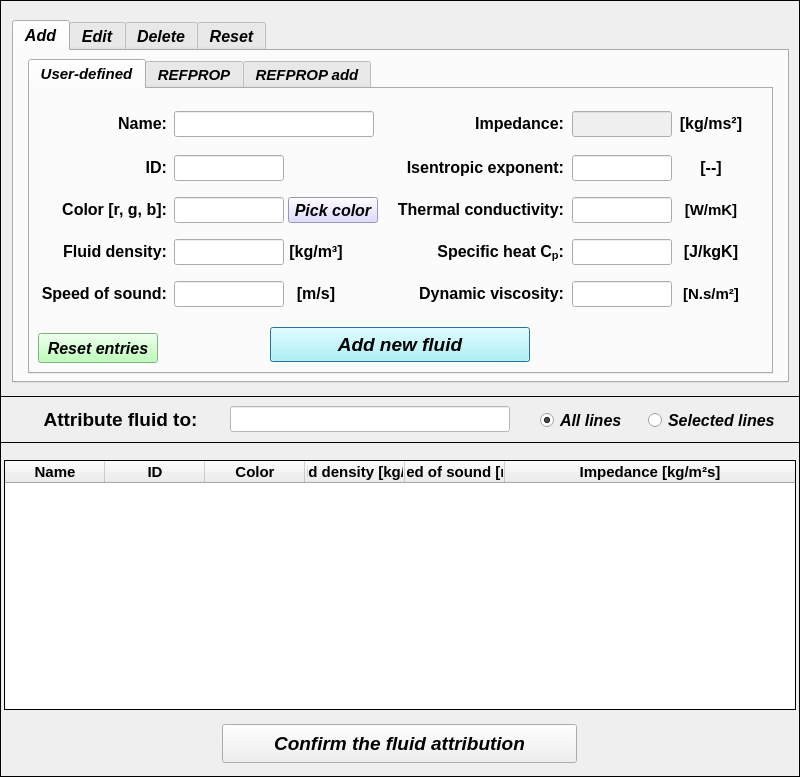
Old version of the form data/user_input/ui/Model/Setup/Acoustic/fluidlnput.ui in the repository open-pulse/OpenPulse.
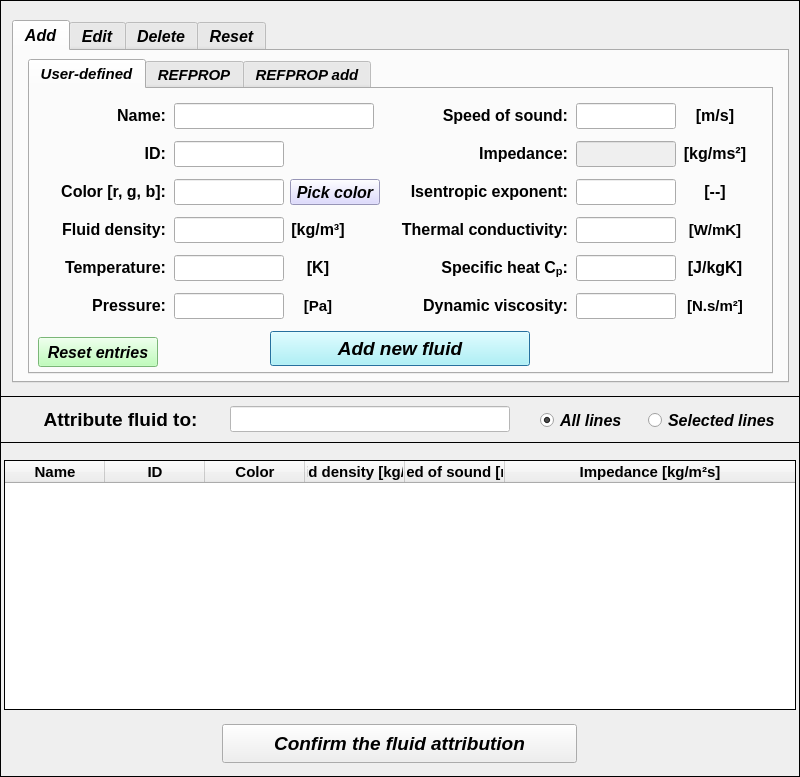
New version of the form. Icons and pictures are not drawn.

What changed in the file:
```diff
--- a/data/user_input/ui/Model/Setup/Acoustic/fluidlnput.ui
+++ b/data/user_input/ui/Model/Setup/Acoustic/fluidlnput.ui
@@ -123,21 +123,21 @@
        <widget class="QLabel" name="density_label">
         <property name="geometry">
          <rect>
-          <x>2</x>
-          <y>150</y>
-          <width>135</width>
+          <x>6</x>
+          <y>128</y>
+          <width>130</width>
           <height>26</height>
          </rect>
         </property>
         <property name="minimumSize">
          <size>
-          <width>135</width>
+          <width>130</width>
           <height>26</height>
          </size>
         </property>
         <property name="maximumSize">
          <size>
-          <width>135</width>
+          <width>130</width>
           <height>26</height>
          </size>
         </property>
@@ -152,7 +152,7 @@
         <property name="geometry">
          <rect>
           <x>144</x>
-          <y>66</y>
+          <y>52</y>
           <width>110</width>
           <height>26</height>
          </rect>
@@ -188,21 +188,21 @@
        <widget class="QLabel" name="color_label_2">
         <property name="geometry">
          <rect>
-          <x>2</x>
-          <y>108</y>
-          <width>135</width>
+          <x>6</x>
+          <y>90</y>
+          <width>130</width>
           <height>26</height>
          </rect>
         </property>
         <property name="minimumSize">
          <size>
-          <width>135</width>
+          <width>130</width>
           <height>26</height>
          </size>
         </property>
         <property name="maximumSize">
          <size>
-          <width>135</width>
+          <width>130</width>
           <height>26</height>
          </size>
         </property>
@@ -216,8 +216,8 @@
        <widget class="QLineEdit" name="lineEdit_isentropic_exponent">
         <property name="geometry">
          <rect>
-          <x>542</x>
-          <y>66</y>
+          <x>546</x>
+          <y>90</y>
           <width>100</width>
           <height>26</height>
          </rect>
@@ -250,8 +250,8 @@
        <widget class="QLabel" name="density_label_4">
         <property name="geometry">
          <rect>
-          <x>648</x>
-          <y>150</y>
+          <x>652</x>
+          <y>166</y>
           <width>66</width>
           <height>26</height>
          </rect>
@@ -275,8 +275,8 @@
        <widget class="QLabel" name="density_label_11">
         <property name="geometry">
          <rect>
-          <x>256</x>
-          <y>150</y>
+          <x>258</x>
+          <y>128</y>
           <width>60</width>
           <height>26</height>
          </rect>
@@ -304,7 +304,7 @@
         <property name="geometry">
          <rect>
           <x>144</x>
-          <y>150</y>
+          <y>128</y>
           <width>110</width>
           <height>26</height>
          </rect>
@@ -340,8 +340,8 @@
        <widget class="QLabel" name="coefficient_mK_8">
         <property name="geometry">
          <rect>
-          <x>648</x>
-          <y>66</y>
+          <x>652</x>
+          <y>90</y>
           <width>66</width>
           <height>26</height>
          </rect>
@@ -365,21 +365,21 @@
        <widget class="QLabel" name="YoungMod_label">
         <property name="geometry">
          <rect>
-          <x>2</x>
-          <y>192</y>
-          <width>135</width>
+          <x>366</x>
+          <y>14</y>
+          <width>172</width>
           <height>26</height>
          </rect>
         </property>
         <property name="minimumSize">
          <size>
-          <width>135</width>
+          <width>172</width>
           <height>26</height>
          </size>
         </property>
         <property name="maximumSize">
          <size>
-          <width>135</width>
+          <width>172</width>
           <height>26</height>
          </size>
         </property>
@@ -398,8 +398,8 @@
        <widget class="QLabel" name="density_label_13">
         <property name="geometry">
          <rect>
-          <x>648</x>
-          <y>22</y>
+          <x>652</x>
+          <y>52</y>
           <width>66</width>
           <height>26</height>
          </rect>
@@ -426,21 +426,21 @@
        <widget class="QLabel" name="YoungMod_label_4">
         <property name="geometry">
          <rect>
-          <x>364</x>
-          <y>66</y>
-          <width>170</width>
+          <x>366</x>
+          <y>90</y>
+          <width>172</width>
           <height>26</height>
          </rect>
         </property>
         <property name="minimumSize">
          <size>
-          <width>170</width>
+          <width>172</width>
           <height>26</height>
          </size>
         </property>
         <property name="maximumSize">
          <size>
-          <width>170</width>
+          <width>172</width>
           <height>26</height>
          </size>
         </property>
@@ -456,8 +456,8 @@
        <widget class="QLabel" name="coefficient_mK_7">
         <property name="geometry">
          <rect>
-          <x>648</x>
-          <y>192</y>
+          <x>652</x>
+          <y>204</y>
           <width>66</width>
           <height>26</height>
          </rect>
@@ -482,7 +482,7 @@
         <property name="geometry">
          <rect>
           <x>144</x>
-          <y>22</y>
+          <y>14</y>
           <width>200</width>
           <height>26</height>
          </rect>
@@ -518,21 +518,21 @@
        <widget class="QLabel" name="density_label_14">
         <property name="geometry">
          <rect>
-          <x>384</x>
-          <y>150</y>
-          <width>150</width>
+          <x>366</x>
+          <y>166</y>
+          <width>172</width>
           <height>26</height>
          </rect>
         </property>
         <property name="minimumSize">
          <size>
-          <width>150</width>
+          <width>172</width>
           <height>26</height>
          </size>
         </property>
         <property name="maximumSize">
          <size>
-          <width>150</width>
+          <width>172</width>
           <height>26</height>
          </size>
         </property>
@@ -543,8 +543,8 @@
        <widget class="QLabel" name="poisson_label_2">
         <property name="geometry">
          <rect>
-          <x>648</x>
-          <y>108</y>
+          <x>652</x>
+          <y>128</y>
           <width>66</width>
           <height>26</height>
          </rect>
@@ -572,7 +572,7 @@
         <property name="geometry">
          <rect>
           <x>240</x>
-          <y>238</y>
+          <y>242</y>
           <width>260</width>
           <height>35</height>
          </rect>
@@ -636,8 +636,8 @@
         </property>
         <property name="geometry">
          <rect>
-          <x>542</x>
-          <y>22</y>
+          <x>546</x>
+          <y>52</y>
           <width>100</width>
           <height>26</height>
          </rect>
@@ -673,21 +673,21 @@
        <widget class="QLabel" name="Name_label">
         <property name="geometry">
          <rect>
-          <x>2</x>
-          <y>22</y>
-          <width>135</width>
+          <x>6</x>
+          <y>14</y>
+          <width>130</width>
           <height>26</height>
          </rect>
         </property>
         <property name="minimumSize">
          <size>
-          <width>135</width>
+          <width>130</width>
           <height>26</height>
          </size>
         </property>
         <property name="maximumSize">
          <size>
-          <width>135</width>
+          <width>130</width>
           <height>26</height>
          </size>
         </property>
@@ -701,21 +701,21 @@
        <widget class="QLineEdit" name="lineEdit_speed_of_sound">
         <property name="geometry">
          <rect>
-          <x>144</x>
-          <y>192</y>
-          <width>110</width>
+          <x>546</x>
+          <y>14</y>
+          <width>100</width>
           <height>26</height>
          </rect>
         </property>
         <property name="minimumSize">
          <size>
-          <width>110</width>
+          <width>100</width>
           <height>26</height>
          </size>
         </property>
         <property name="maximumSize">
          <size>
-          <width>110</width>
+          <width>100</width>
           <height>26</height>
          </size>
         </property>
@@ -738,21 +738,21 @@
        <widget class="QLabel" name="coefficient_mK">
         <property name="geometry">
          <rect>
-          <x>374</x>
-          <y>192</y>
-          <width>160</width>
+          <x>366</x>
+          <y>204</y>
+          <width>172</width>
           <height>26</height>
          </rect>
         </property>
         <property name="minimumSize">
          <size>
-          <width>160</width>
+          <width>172</width>
           <height>26</height>
          </size>
         </property>
         <property name="maximumSize">
          <size>
-          <width>160</width>
+          <width>172</width>
           <height>26</height>
          </size>
         </property>
@@ -764,7 +764,7 @@
         <property name="geometry">
          <rect>
           <x>144</x>
-          <y>108</y>
+          <y>90</y>
           <width>110</width>
           <height>26</height>
          </rect>
@@ -800,21 +800,21 @@
        <widget class="QLabel" name="poisson_label">
         <property name="geometry">
          <rect>
-          <x>404</x>
-          <y>22</y>
-          <width>130</width>
+          <x>366</x>
+          <y>52</y>
+          <width>172</width>
           <height>26</height>
          </rect>
         </property>
         <property name="minimumSize">
          <size>
-          <width>130</width>
+          <width>172</width>
           <height>26</height>
          </size>
         </property>
         <property name="maximumSize">
          <size>
-          <width>130</width>
+          <width>172</width>
           <height>26</height>
          </size>
         </property>
@@ -825,8 +825,8 @@
        <widget class="QLineEdit" name="lineEdit_dynamic_viscosity">
         <property name="geometry">
          <rect>
-          <x>542</x>
-          <y>192</y>
+          <x>546</x>
+          <y>204</y>
           <width>100</width>
           <height>26</height>
          </rect>
@@ -859,21 +859,21 @@
        <widget class="QLabel" name="ID_label">
         <property name="geometry">
          <rect>
-          <x>2</x>
-          <y>66</y>
-          <width>135</width>
+          <x>6</x>
+          <y>52</y>
+          <width>130</width>
           <height>26</height>
          </rect>
         </property>
         <property name="minimumSize">
          <size>
-          <width>135</width>
+          <width>130</width>
           <height>26</height>
          </size>
         </property>
         <property name="maximumSize">
          <size>
-          <width>135</width>
+          <width>130</width>
           <height>26</height>
          </size>
         </property>
@@ -887,8 +887,8 @@
        <widget class="QLineEdit" name="lineEdit_thermal_conductivity">
         <property name="geometry">
          <rect>
-          <x>542</x>
-          <y>108</y>
+          <x>546</x>
+          <y>128</y>
           <width>100</width>
           <height>26</height>
          </rect>
@@ -925,7 +925,7 @@
         <property name="geometry">
          <rect>
           <x>8</x>
-          <y>244</y>
+          <y>248</y>
           <width>120</width>
           <height>30</height>
          </rect>
@@ -986,8 +986,8 @@
        <widget class="QLineEdit" name="lineEdit_specific_heat_Cp">
         <property name="geometry">
          <rect>
-          <x>542</x>
-          <y>150</y>
+          <x>546</x>
+          <y>166</y>
           <width>100</width>
           <height>26</height>
          </rect>
@@ -1020,21 +1020,21 @@
        <widget class="QLabel" name="density_label_12">
         <property name="geometry">
          <rect>
-          <x>256</x>
-          <y>192</y>
-          <width>60</width>
+          <x>652</x>
+          <y>14</y>
+          <width>66</width>
           <height>26</height>
          </rect>
         </property>
         <property name="minimumSize">
          <size>
-          <width>60</width>
+          <width>66</width>
           <height>26</height>
          </size>
         </property>
         <property name="maximumSize">
          <size>
-          <width>60</width>
+          <width>66</width>
           <height>26</height>
          </size>
         </property>
@@ -1048,21 +1048,21 @@
        <widget class="QLabel" name="poisson_label_11">
         <property name="geometry">
          <rect>
-          <x>364</x>
-          <y>108</y>
-          <width>170</width>
+          <x>366</x>
+          <y>128</y>
+          <width>172</width>
           <height>26</height>
          </rect>
         </property>
         <property name="minimumSize">
          <size>
-          <width>170</width>
+          <width>172</width>
           <height>26</height>
          </size>
         </property>
         <property name="maximumSize">
          <size>
-          <width>170</width>
+          <width>172</width>
           <height>26</height>
          </size>
         </property>
@@ -1073,8 +1073,8 @@
        <widget class="QPushButton" name="pushButton_pickColor_add_user_defined">
         <property name="geometry">
          <rect>
-          <x>258</x>
-          <y>108</y>
+          <x>260</x>
+          <y>90</y>
           <width>90</width>
           <height>26</height>
          </rect>
@@ -1108,6 +1108,200 @@
          <string>Pick color</string>
         </property>
        </widget>
+       <widget class="QLabel" name="YoungMod_label_8">
+        <property name="geometry">
+         <rect>
+          <x>6</x>
+          <y>166</y>
+          <width>130</width>
+          <height>26</height>
+         </rect>
+        </property>
+        <property name="minimumSize">
+         <size>
+          <width>130</width>
+          <height>26</height>
+         </size>
+        </property>
+        <property name="maximumSize">
+         <size>
+          <width>130</width>
+          <height>26</height>
+         </size>
+        </property>
+        <property name="font">
+         <font>
+          <italic>false</italic>
+         </font>
+        </property>
+        <property name="text">
+         <string>&lt;html&gt;&lt;head/&gt;&lt;body&gt;&lt;p align=&quot;right&quot;&gt;&lt;span style=&quot; font-size:12pt;&quot;&gt;Temperature:&lt;/span&gt;&lt;/p&gt;&lt;/body&gt;&lt;/html&gt;</string>
+        </property>
+        <property name="alignment">
+         <set>Qt::AlignCenter</set>
+        </property>
+       </widget>
+       <widget class="QLabel" name="density_label_28">
+        <property name="geometry">
+         <rect>
+          <x>258</x>
+          <y>166</y>
+          <width>60</width>
+          <height>26</height>
+         </rect>
+        </property>
+        <property name="minimumSize">
+         <size>
+          <width>60</width>
+          <height>26</height>
+         </size>
+        </property>
+        <property name="maximumSize">
+         <size>
+          <width>60</width>
+          <height>26</height>
+         </size>
+        </property>
+        <property name="text">
+         <string>&lt;html&gt;&lt;head/&gt;&lt;body&gt;&lt;p&gt;&lt;span style=&quot; font-size:12pt; font-style:normal;&quot;&gt;[K]&lt;/span&gt;&lt;/p&gt;&lt;/body&gt;&lt;/html&gt;</string>
+        </property>
+        <property name="alignment">
+         <set>Qt::AlignCenter</set>
+        </property>
+       </widget>
+       <widget class="QLineEdit" name="lineEdit_pressure">
+        <property name="enabled">
+         <bool>true</bool>
+        </property>
+        <property name="geometry">
+         <rect>
+          <x>144</x>
+          <y>204</y>
+          <width>110</width>
+          <height>26</height>
+         </rect>
+        </property>
+        <property name="minimumSize">
+         <size>
+          <width>110</width>
+          <height>26</height>
+         </size>
+        </property>
+        <property name="maximumSize">
+         <size>
+          <width>110</width>
+          <height>26</height>
+         </size>
+        </property>
+        <property name="font">
+         <font>
+          <family>Arial</family>
+          <pointsize>11</pointsize>
+          <weight>75</weight>
+          <italic>false</italic>
+          <bold>true</bold>
+         </font>
+        </property>
+        <property name="styleSheet">
+         <string notr="true">color: rgb(30, 30, 30);</string>
+        </property>
+        <property name="alignment">
+         <set>Qt::AlignCenter</set>
+        </property>
+       </widget>
+       <widget class="QLineEdit" name="lineEdit_temperature">
+        <property name="enabled">
+         <bool>true</bool>
+        </property>
+        <property name="geometry">
+         <rect>
+          <x>144</x>
+          <y>166</y>
+          <width>110</width>
+          <height>26</height>
+         </rect>
+        </property>
+        <property name="minimumSize">
+         <size>
+          <width>110</width>
+          <height>26</height>
+         </size>
+        </property>
+        <property name="maximumSize">
+         <size>
+          <width>110</width>
+          <height>26</height>
+         </size>
+        </property>
+        <property name="font">
+         <font>
+          <family>Arial</family>
+          <pointsize>11</pointsize>
+          <weight>75</weight>
+          <italic>false</italic>
+          <bold>true</bold>
+         </font>
+        </property>
+        <property name="styleSheet">
+         <string notr="true">color: rgb(30, 30, 30);</string>
+        </property>
+        <property name="text">
+         <string/>
+        </property>
+        <property name="alignment">
+         <set>Qt::AlignCenter</set>
+        </property>
+       </widget>
+       <widget class="QLabel" name="coefficient_mK_6">
+        <property name="geometry">
+         <rect>
+          <x>6</x>
+          <y>204</y>
+          <width>130</width>
+          <height>26</height>
+         </rect>
+        </property>
+        <property name="minimumSize">
+         <size>
+          <width>130</width>
+          <height>26</height>
+         </size>
+        </property>
+        <property name="maximumSize">
+         <size>
+          <width>130</width>
+          <height>26</height>
+         </size>
+        </property>
+        <property name="text">
+         <string>&lt;html&gt;&lt;head/&gt;&lt;body&gt;&lt;p align=&quot;right&quot;&gt;&lt;span style=&quot; font-size:12pt; font-style:normal;&quot;&gt;Pressure:&lt;/span&gt;&lt;/p&gt;&lt;/body&gt;&lt;/html&gt;</string>
+        </property>
+       </widget>
+       <widget class="QLabel" name="coefficient_mK_16">
+        <property name="geometry">
+         <rect>
+          <x>258</x>
+          <y>204</y>
+          <width>60</width>
+          <height>26</height>
+         </rect>
+        </property>
+        <property name="minimumSize">
+         <size>
+          <width>60</width>
+          <height>26</height>
+         </size>
+        </property>
+        <property name="maximumSize">
+         <size>
+          <width>60</width>
+          <height>26</height>
+         </size>
+        </property>
+        <property name="text">
+         <string>&lt;html&gt;&lt;head/&gt;&lt;body&gt;&lt;p align=&quot;center&quot;&gt;&lt;span style=&quot; font-style:normal;&quot;&gt;[Pa]&lt;/span&gt;&lt;/p&gt;&lt;/body&gt;&lt;/html&gt;</string>
+        </property>
+       </widget>
       </widget>
       <widget class="QWidget" name="tab_refprop_button">
        <attribute name="title">
```
Left out of the diff: 832 changed lines with no effect on the pictures.
